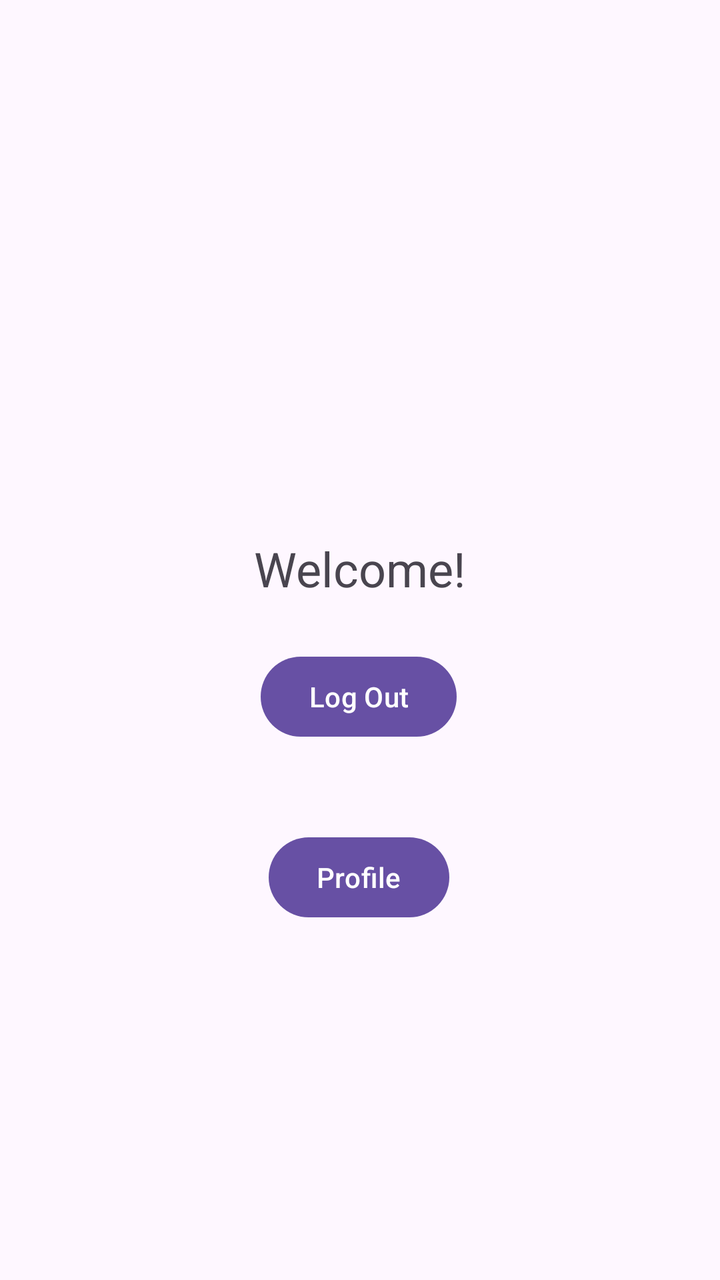
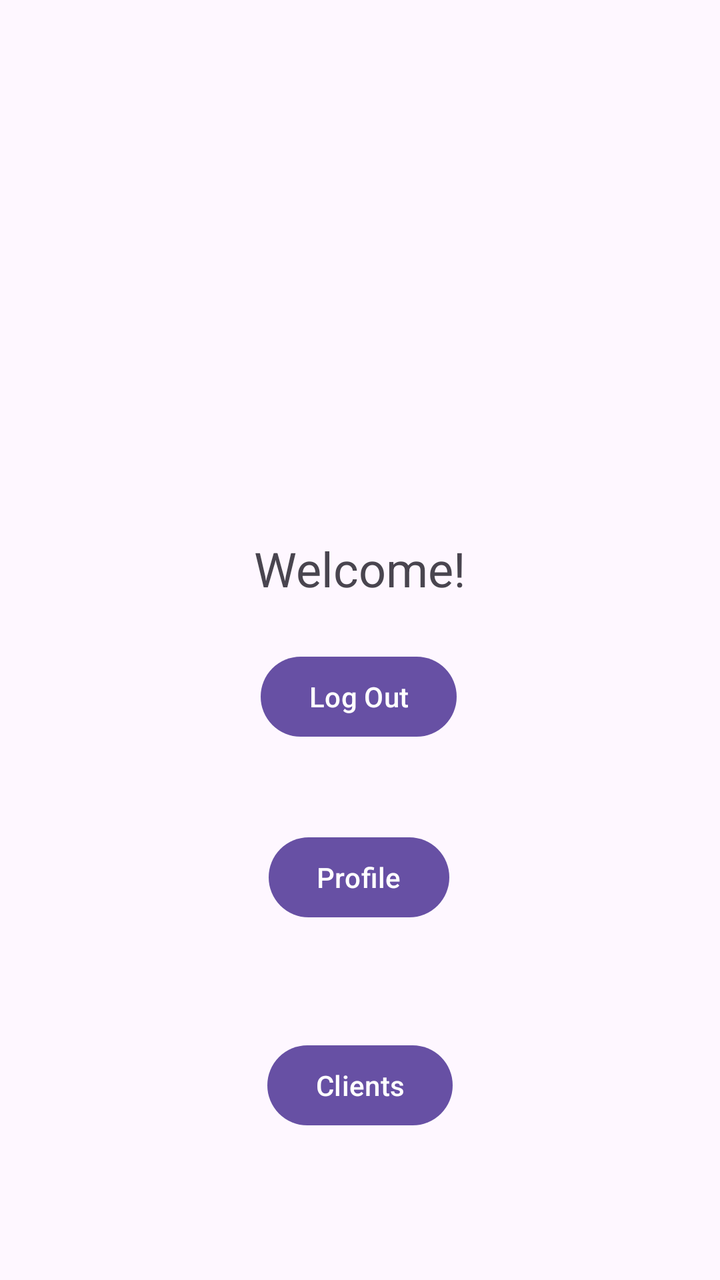

The first picture is an Android layout as it rendered before a commit; the second is the same layout after the commit. The layout source and the unified diff follow.
<!-- AndroidManifest.xml: application theme Theme.Authentication -->
<!-- res/layout/activity_main.xml -->
<?xml version="1.0" encoding="utf-8"?>
<androidx.constraintlayout.widget.ConstraintLayout xmlns:android="http://schemas.android.com/apk/res/android"
    xmlns:app="http://schemas.android.com/apk/res-auto"
    xmlns:tools="http://schemas.android.com/tools"
    android:id="@+id/main"
    android:layout_width="match_parent"
    android:layout_height="match_parent"
    tools:context=".MainActivity">

        <TextView
            android:id="@+id/tvWelcome"
            android:layout_width="wrap_content"
            android:layout_height="wrap_content"
            android:text="Welcome!"
            android:textSize="24sp"
            app:layout_constraintBottom_toTopOf="@id/btnLogout"
            app:layout_constraintEnd_toEndOf="parent"
            app:layout_constraintStart_toStartOf="parent"
            app:layout_constraintTop_toTopOf="parent"
            app:layout_constraintVertical_chainStyle="packed" />

        <Button
            android:id="@+id/btnLogout"
            android:layout_width="wrap_content"
            android:layout_height="wrap_content"
            android:layout_marginTop="24dp"
            android:text="Log Out"
            app:layout_constraintBottom_toBottomOf="parent"
            app:layout_constraintEnd_toEndOf="parent"
            app:layout_constraintHorizontal_bias="0.498"
            app:layout_constraintStart_toStartOf="parent"
            app:layout_constraintTop_toBottomOf="@id/tvWelcome" />

        <Button
            android:id="@+id/btnProfile"
            android:layout_width="wrap_content"
            android:layout_height="wrap_content"
            android:layout_marginTop="24dp"
            android:text="Profile"
            app:layout_constraintBottom_toBottomOf="parent"
            app:layout_constraintEnd_toEndOf="parent"
            app:layout_constraintHorizontal_bias="0.498"
            app:layout_constraintStart_toStartOf="parent"
            app:layout_constraintTop_toBottomOf="@id/tvWelcome"
            app:layout_constraintVertical_bias="0.338" />

</androidx.constraintlayout.widget.ConstraintLayout>
<!-- resources referenced by this layout -->
<resources>
  <style name="Theme.Authentication" parent="Base.Theme.Authentication" />
  <style name="Base.Theme.Authentication" parent="Theme.Material3.DayNight.NoActionBar">
          
          
      </style>
</resources>

<!-- the commit's change to res/layout/activity_main.xml (unified diff, before → after) -->
@@ -44,4 +44,14 @@
             app:layout_constraintTop_toBottomOf="@id/tvWelcome"
             app:layout_constraintVertical_bias="0.338" />
 
+        <Button
+            android:id="@+id/btnClients"
+            android:layout_width="wrap_content"
+            android:layout_height="wrap_content"
+            android:layout_marginTop="56dp"
+            android:text="Clients"
+            app:layout_constraintEnd_toEndOf="parent"
+            app:layout_constraintStart_toStartOf="parent"
+            app:layout_constraintTop_toBottomOf="@+id/btnProfile" />
+
 </androidx.constraintlayout.widget.ConstraintLayout>
